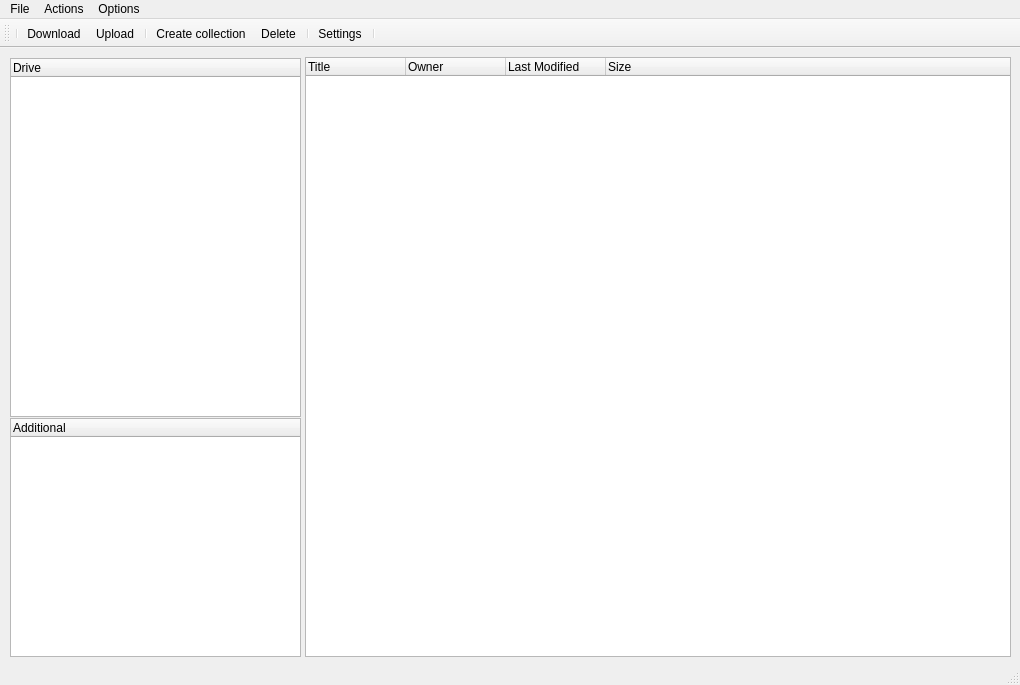
Above: mainwindow.ui from tranter/qt-google-drive before the change. Below: the same form after it.
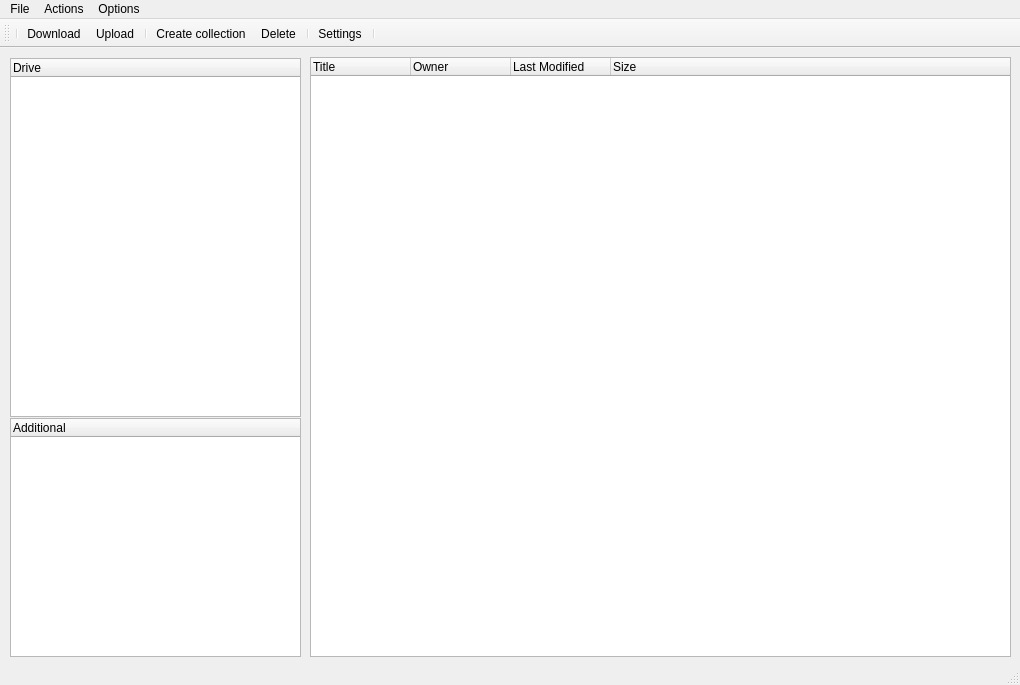
That is the form after the change. Icons and pictures are not drawn.

```diff
--- a/mainwindow.ui
+++ b/mainwindow.ui
@@ -23,9 +23,9 @@
    <widget class="QTreeWidget" name="filesView">
     <property name="geometry">
      <rect>
-      <x>305</x>
+      <x>310</x>
       <y>9</y>
-      <width>706</width>
+      <width>701</width>
       <height>600</height>
      </rect>
     </property>
```
Left out of the diff: 4 changed lines with no effect on the pictures.
